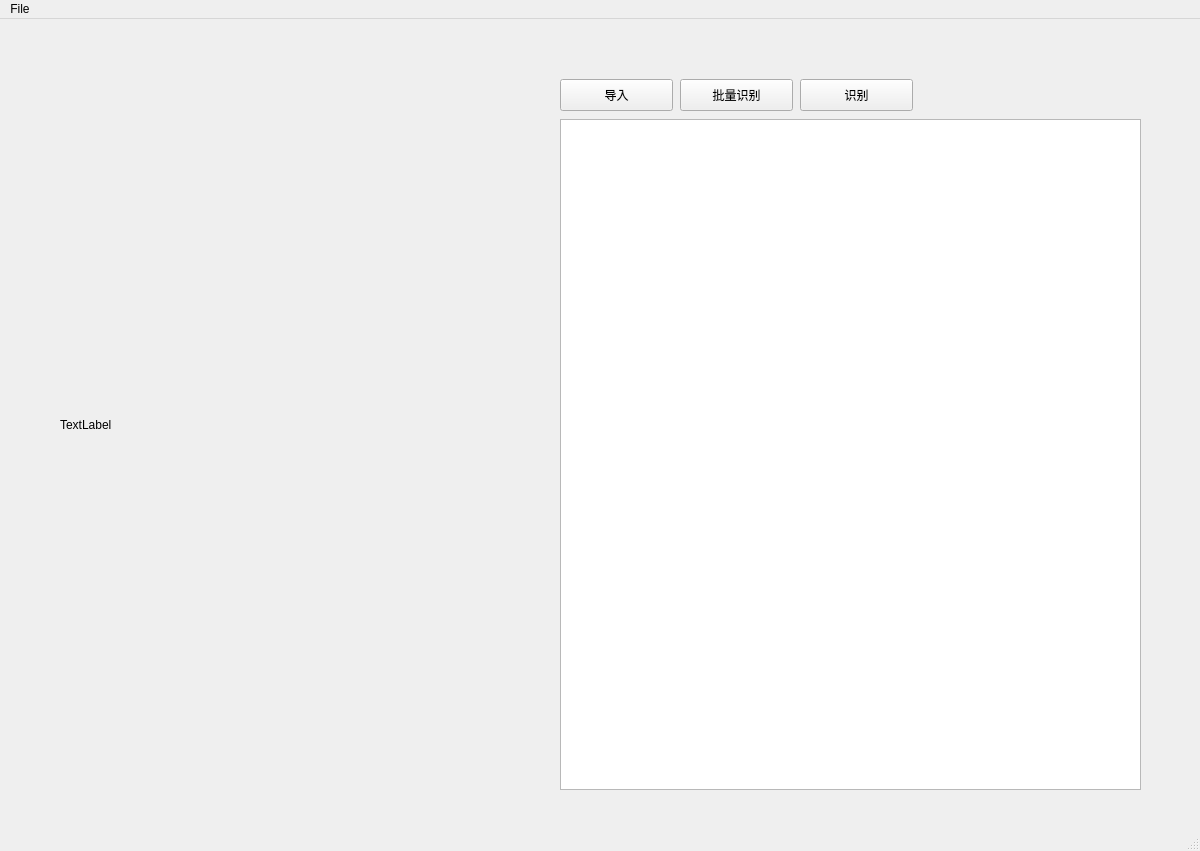
Old version of the form resources/ui/MainWindow.ui in the repository BluesJiang/PlateRecognition.
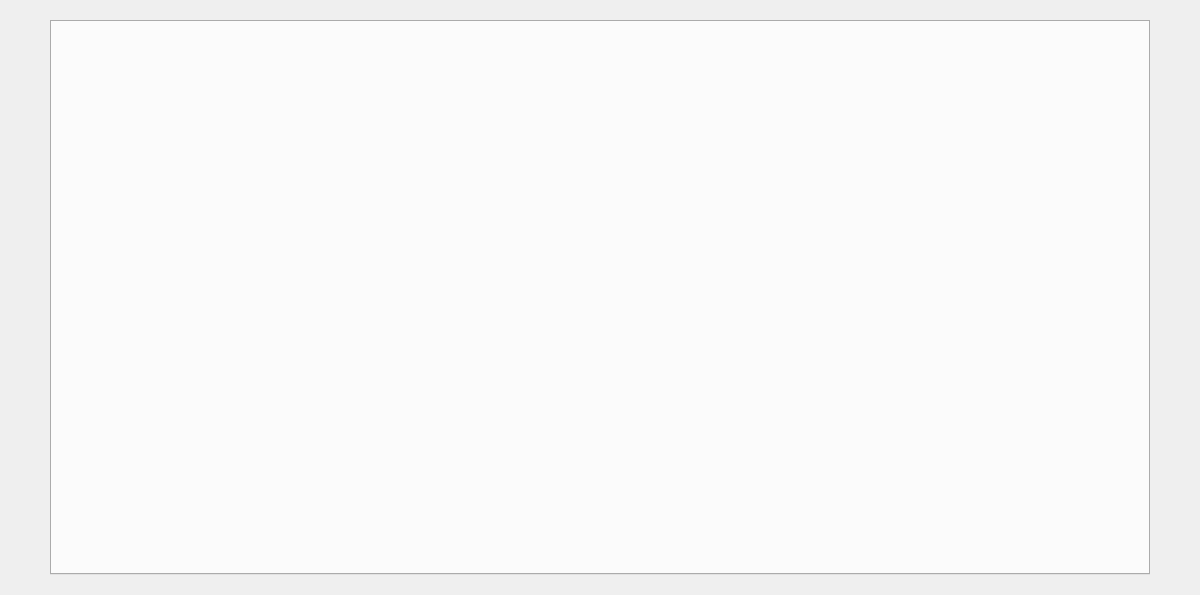
New version of the form.

```diff
--- a/resources/ui/MainWindow.ui
+++ b/resources/ui/MainWindow.ui
@@ -7,95 +7,33 @@
     <x>0</x>
     <y>0</y>
     <width>1200</width>
-    <height>851</height>
+    <height>595</height>
    </rect>
   </property>
   <property name="windowTitle">
    <string>MainWindow</string>
   </property>
   <widget class="QWidget" name="centralwidget">
-   <widget class="QTableView" name="tableView">
+   <widget class="QTabWidget" name="tabWidget">
     <property name="geometry">
      <rect>
-      <x>560</x>
-      <y>100</y>
-      <width>581</width>
-      <height>671</height>
+      <x>50</x>
+      <y>20</y>
+      <width>1100</width>
+      <height>555</height>
      </rect>
     </property>
-   </widget>
-   <widget class="QPushButton" name="pushButton">
-    <property name="geometry">
-     <rect>
-      <x>560</x>
-      <y>60</y>
-      <width>113</width>
-      <height>32</height>
-     </rect>
+    <property name="sizePolicy">
+     <sizepolicy hsizetype="Fixed" vsizetype="Fixed">
+      <horstretch>0</horstretch>
+      <verstretch>0</verstretch>
+     </sizepolicy>
     </property>
-    <property name="text">
-     <string>导入</string>
+    <property name="currentIndex">
+     <number>-1</number>
     </property>
    </widget>
-   <widget class="QPushButton" name="pushButton_2">
-    <property name="geometry">
-     <rect>
-      <x>680</x>
-      <y>60</y>
-      <width>113</width>
-      <height>32</height>
-     </rect>
-    </property>
-    <property name="text">
-     <string>批量识别</string>
-    </property>
-   </widget>
-   <widget class="QLabel" name="label">
-    <property name="geometry">
-     <rect>
-      <x>60</x>
-      <y>180</y>
-      <width>461</width>
-      <height>451</height>
-     </rect>
-    </property>
-    <property name="text">
-     <string>TextLabel</string>
-    </property>
-   </widget>
-   <widget class="QPushButton" name="pushButton_3">
-    <property name="geometry">
-     <rect>
-      <x>800</x>
-      <y>60</y>
-      <width>113</width>
-      <height>32</height>
-     </rect>
-    </property>
-    <property name="text">
-     <string>识别</string>
-    </property>
-   </widget>
   </widget>
-  <widget class="QMenuBar" name="menubar">
-   <property name="geometry">
-    <rect>
-     <x>0</x>
-     <y>0</y>
-     <width>1200</width>
-     <height>22</height>
-    </rect>
-   </property>
-   <widget class="QMenu" name="menuFile">
-    <property name="title">
-     <string>File</string>
-    </property>
-    <addaction name="separator"/>
-    <addaction name="actionExit"/>
-   </widget>
-   <addaction name="menuFile"/>
-  </widget>
-  <widget class="QStatusBar" name="statusbar"/>
   <action name="actionExit">
    <property name="text">
     <string>Exit</string>
```
Left out of the diff: 35 changed lines with no effect on the pictures.
